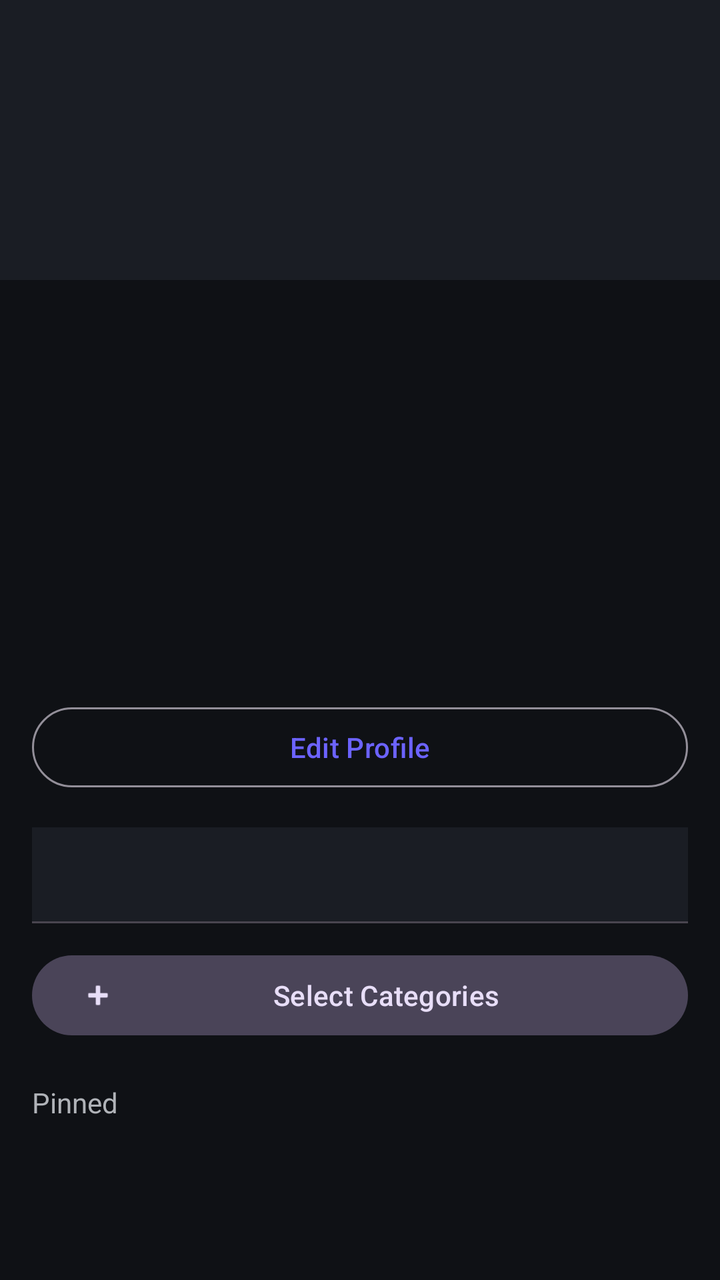
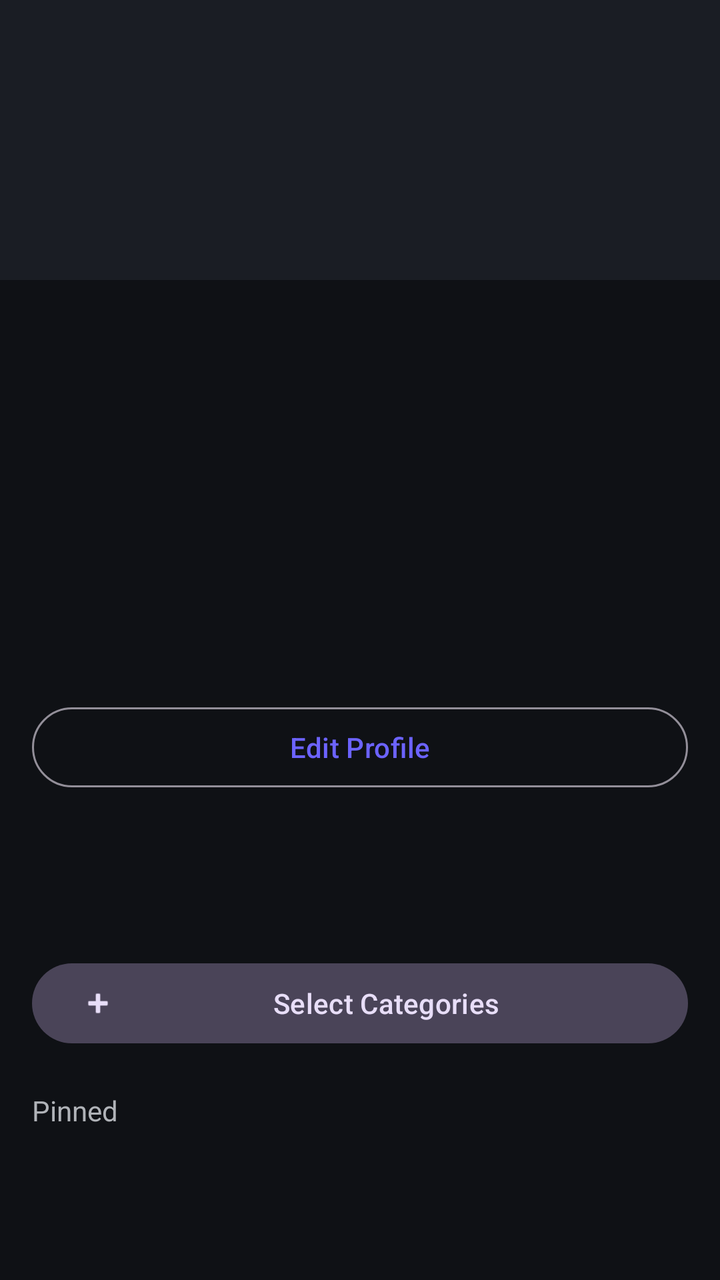

Compare the two renders of this Android layout. The source of the first and the diff that turns it into the second are given below.
<!-- AndroidManifest.xml: application theme Theme.LifeOS -->
<!-- res/layout/fragment_profile.xml -->
<?xml version="1.0" encoding="utf-8"?>
<androidx.core.widget.NestedScrollView xmlns:android="http://schemas.android.com/apk/res/android"
    xmlns:app="http://schemas.android.com/apk/res-auto"
    android:layout_width="match_parent"
    android:layout_height="match_parent"
    android:background="@color/background">

    <LinearLayout
        android:layout_width="match_parent"
        android:layout_height="wrap_content"
        android:orientation="vertical">

        <ImageView
            android:id="@+id/imgCover"
            android:layout_width="match_parent"
            android:layout_height="140dp"
            android:background="@color/card_background"
            android:scaleType="centerCrop" />

        <LinearLayout
            android:layout_width="match_parent"
            android:layout_height="wrap_content"
            android:orientation="vertical"
            android:padding="16dp">

            <ImageView
                android:id="@+id/imgProfile"
                android:layout_width="80dp"
                android:layout_height="80dp"
                android:layout_marginTop="-40dp" />

            <TextView
                android:id="@+id/tvName"
                android:layout_width="wrap_content"
                android:layout_height="wrap_content"
                android:layout_marginTop="8dp"
                android:textColor="@color/text_primary"
                android:textSize="22sp"
                android:textStyle="bold" />

            <TextView
                android:id="@+id/tvUsername"
                android:layout_width="wrap_content"
                android:layout_height="wrap_content"
                android:textColor="@color/text_secondary" />

            <TextView
                android:id="@+id/tvBio"
                android:layout_width="match_parent"
                android:layout_height="wrap_content"
                android:layout_marginTop="8dp"
                android:textColor="@color/text_secondary" />

            <LinearLayout
                android:layout_width="match_parent"
                android:layout_height="wrap_content"
                android:layout_marginTop="12dp"
                android:orientation="horizontal">

                <TextView
                    android:id="@+id/tvXp"
                    android:layout_width="wrap_content"
                    android:layout_height="wrap_content"
                    android:textColor="@color/success"
                    android:textStyle="bold" />

                <TextView
                    android:id="@+id/tvLevel"
                    android:layout_width="wrap_content"
                    android:layout_height="wrap_content"
                    android:layout_marginStart="16dp"
                    android:textColor="@color/primary_accent"
                    android:textStyle="bold" />
            </LinearLayout>

            <LinearLayout
                android:layout_width="match_parent"
                android:layout_height="wrap_content"
                android:layout_marginTop="8dp"
                android:orientation="horizontal">

                <TextView
                    android:id="@+id/tvFollowers"
                    android:layout_width="wrap_content"
                    android:layout_height="wrap_content"
                    android:textColor="@color/text_secondary" />

                <TextView
                    android:id="@+id/tvFollowing"
                    android:layout_width="wrap_content"
                    android:layout_height="wrap_content"
                    android:layout_marginStart="24dp"
                    android:textColor="@color/text_secondary" />
            </LinearLayout>

            <com.google.android.material.button.MaterialButton
                android:id="@+id/btnEditProfile"
                style="@style/Widget.Material3.Button.OutlinedButton"
                android:layout_width="match_parent"
                android:layout_height="wrap_content"
                android:layout_marginTop="12dp"
                android:text="@string/edit_profile" />

            <com.google.android.material.tabs.TabLayout
                android:id="@+id/tabLayout"
                android:layout_width="match_parent"
                android:layout_height="wrap_content"
                android:layout_marginTop="16dp"
                app:tabMinWidth="120dp"
                app:tabMode="scrollable" />

            <com.google.android.material.button.MaterialButton
                android:id="@+id/btnSelectCategories"
                style="@style/Widget.Material3.Button.TonalButton"
                android:layout_width="match_parent"
                android:layout_height="wrap_content"
                android:layout_marginTop="12dp"
                android:text="Select Categories"
                app:icon="@android:drawable/ic_input_add" />

            <androidx.recyclerview.widget.RecyclerView
                android:id="@+id/recyclerCategoryFilter"
                android:layout_width="match_parent"
                android:layout_height="wrap_content"
                android:layout_marginTop="8dp" />

            <TextView
                android:id="@+id/tvPinnedLabel"
                android:layout_width="wrap_content"
                android:layout_height="wrap_content"
                android:layout_marginTop="12dp"
                android:text="@string/pinned_posts"
                android:textColor="@color/text_secondary" />

            <TextView
                android:id="@+id/tvNoPinned"
                android:layout_width="match_parent"
                android:layout_height="wrap_content"
                android:layout_marginTop="8dp"
                android:gravity="center"
                android:text="No Pinned Posts"
                android:textColor="@color/text_secondary"
                android:visibility="gone" />

            <androidx.recyclerview.widget.RecyclerView
                android:id="@+id/recyclerPinned"
                android:layout_width="match_parent"
                android:layout_height="wrap_content"
                android:layout_marginTop="8dp"
                android:nestedScrollingEnabled="false" />

            <androidx.recyclerview.widget.RecyclerView
                android:id="@+id/recyclerPosts"
                android:layout_width="match_parent"
                android:layout_height="wrap_content"
                android:layout_marginTop="0dp"
                android:nestedScrollingEnabled="false" />
        </LinearLayout>
    </LinearLayout>
</androidx.core.widget.NestedScrollView>
<!-- resources referenced by this layout -->
<resources>
  <color name="background">#0F1115</color>
  <color name="card_background">#1A1D24</color>
  <color name="primary_accent">#6C63FF</color>
  <color name="success">#00C853</color>
  <color name="text_primary">#FFFFFF</color>
  <color name="text_secondary">#B0B3B8</color>
  <string name="edit_profile">Edit Profile</string>
  <string name="pinned_posts">Pinned</string>
  <style name="Theme.LifeOS" parent="Base.Theme.LifeOS" />
  <style name="Base.Theme.LifeOS" parent="Theme.Material3.Dark.NoActionBar">
          <item name="colorPrimary">@color/primary_accent</item>
          <item name="colorSecondary">@color/secondary_accent</item>
          <item name="android:colorBackground">@color/background</item>
          <item name="colorSurface">@color/card_background</item>
          <item name="android:textColorPrimary">@color/text_primary</item>
          <item name="android:textColorSecondary">@color/text_secondary</item>
          <item name="android:statusBarColor">@color/background</item>
          <item name="android:navigationBarColor">@color/background</item>
          <item name="materialButtonStyle">@style/Widget.LifeOS.Button</item>
          <item name="textInputStyle">@style/Widget.LifeOS.TextInput</item>
      </style>
  <color name="secondary_accent">#00D1FF</color>
  <style name="Widget.LifeOS.Button" parent="Widget.Material3.Button">
          <item name="cornerRadius">16dp</item>
          <item name="android:textAllCaps">false</item>
      </style>
  <style name="Widget.LifeOS.TextInput" parent="Widget.Material3.TextInputLayout.OutlinedBox">
          <item name="boxCornerRadiusTopStart">12dp</item>
          <item name="boxCornerRadiusTopEnd">12dp</item>
          <item name="boxCornerRadiusBottomStart">12dp</item>
          <item name="boxCornerRadiusBottomEnd">12dp</item>
      </style>
</resources>

<!-- the commit's change to res/layout/fragment_profile.xml (unified diff, before → after) -->
@@ -1,120 +1,150 @@
 <?xml version="1.0" encoding="utf-8"?>
-<androidx.core.widget.NestedScrollView xmlns:android="http://schemas.android.com/apk/res/android"
+<androidx.coordinatorlayout.widget.CoordinatorLayout xmlns:android="http://schemas.android.com/apk/res/android"
     xmlns:app="http://schemas.android.com/apk/res-auto"
     android:layout_width="match_parent"
     android:layout_height="match_parent"
     android:background="@color/background">
 
-    <LinearLayout
+    <com.google.android.material.appbar.AppBarLayout
         android:layout_width="match_parent"
         android:layout_height="wrap_content"
-        android:orientation="vertical">
+        android:background="@color/background"
+        app:elevation="0dp">
 
-        <ImageView
-            android:id="@+id/imgCover"
+        <com.google.android.material.appbar.CollapsingToolbarLayout
             android:layout_width="match_parent"
-            android:layout_height="140dp"
-            android:background="@color/card_background"
-            android:scaleType="centerCrop" />
+            android:layout_height="wrap_content"
+            app:layout_scrollFlags="scroll|exitUntilCollapsed">
+
+            <LinearLayout
+                android:layout_width="match_parent"
+                android:layout_height="wrap_content"
+                android:orientation="vertical"
+                app:layout_collapseMode="parallax">
+
+                <ImageView
+                    android:id="@+id/imgCover"
+                    android:layout_width="match_parent"
+                    android:layout_height="140dp"
+                    android:background="@color/card_background"
+                    android:scaleType="centerCrop" />
+
+                <LinearLayout
+                    android:layout_width="match_parent"
+                    android:layout_height="wrap_content"
+                    android:orientation="vertical"
+                    android:padding="16dp">
+
+                    <ImageView
+                        android:id="@+id/imgProfile"
+                        android:layout_width="80dp"
+                        android:layout_height="80dp"
+                        android:layout_marginTop="-40dp" />
+
+                    <TextView
+                        android:id="@+id/tvName"
+                        android:layout_width="wrap_content"
+                        android:layout_height="wrap_content"
+                        android:layout_marginTop="8dp"
+                        android:textColor="@color/text_primary"
+                        android:textSize="22sp"
+                        android:textStyle="bold" />
+
+                    <TextView
+                        android:id="@+id/tvUsername"
+                        android:layout_width="wrap_content"
+                        android:layout_height="wrap_content"
+                        android:textColor="@color/text_secondary" />
+
+                    <TextView
+                        android:id="@+id/tvBio"
+                        android:layout_width="match_parent"
+                        android:layout_height="wrap_content"
+                        android:layout_marginTop="8dp"
+                        android:textColor="@color/text_secondary" />
+
+                    <LinearLayout
+                        android:layout_width="match_parent"
+                        android:layout_height="wrap_content"
+                        android:layout_marginTop="12dp"
+                        android:orientation="horizontal">
+
+                        <TextView
+                            android:id="@+id/tvXp"
+                            android:layout_width="wrap_content"
+                            android:layout_height="wrap_content"
+                            android:textColor="@color/success"
+                            android:textStyle="bold" />
+
+                        <TextView
+                            android:id="@+id/tvLevel"
+                            android:layout_width="wrap_content"
+                            android:layout_height="wrap_content"
+                            android:layout_marginStart="16dp"
+                            android:textColor="@color/primary_accent"
+                            android:textStyle="bold" />
+                    </LinearLayout>
+
+                    <LinearLayout
+                        android:layout_width="match_parent"
+                        android:layout_height="wrap_content"
+                        android:layout_marginTop="8dp"
+                        android:orientation="horizontal">
+
+                        <TextView
+                            android:id="@+id/tvFollowers"
+                            android:layout_width="wrap_content"
+                            android:layout_height="wrap_content"
+                            android:textColor="@color/text_secondary" />
+
+                        <TextView
+                            android:id="@+id/tvFollowing"
+                            android:layout_width="wrap_content"
+                            android:layout_height="wrap_content"
+                            android:layout_marginStart="24dp"
+                            android:textColor="@color/text_secondary" />
+                    </LinearLayout>
+
+                    <com.google.android.material.button.MaterialButton
+                        android:id="@+id/btnEditProfile"
+                        style="@style/Widget.Material3.Button.OutlinedButton"
+                        android:layout_width="match_parent"
+                        android:layout_height="wrap_content"
+                        android:layout_marginTop="12dp"
+                        android:text="@string/edit_profile" />
+                </LinearLayout>
+            </LinearLayout>
+        </com.google.android.material.appbar.CollapsingToolbarLayout>
+
+        <com.google.android.material.tabs.TabLayout
+            android:id="@+id/tabLayout"
+            android:layout_width="match_parent"
+            android:layout_height="wrap_content"
+            android:background="@color/background"
+            app:tabMinWidth="100dp"
+            app:tabMode="fixed" />
+
+    </com.google.android.material.appbar.AppBarLayout>
+
+    <androidx.core.widget.NestedScrollView
+        android:layout_width="match_parent"
+        android:layout_height="match_parent"
+        android:fillViewport="true"
+        app:layout_behavior="@string/appbar_scrolling_view_behavior">
 
         <LinearLayout
             android:layout_width="match_parent"
             android:layout_height="wrap_content"
             android:orientation="vertical"
-            android:padding="16dp">
-
-            <ImageView
-                android:id="@+id/imgProfile"
-                android:layout_width="80dp"
-                android:layout_height="80dp"
-                android:layout_marginTop="-40dp" />
-
-            <TextView
-                android:id="@+id/tvName"
-                android:layout_width="wrap_content"
-                android:layout_height="wrap_content"
-                android:layout_marginTop="8dp"
-                android:textColor="@color/text_primary"
-                android:textSize="22sp"
-                android:textStyle="bold" />
-
-            <TextView
-                android:id="@+id/tvUsername"
-                android:layout_width="wrap_content"
-                android:layout_height="wrap_content"
-                android:textColor="@color/text_secondary" />
-
-            <TextView
-                android:id="@+id/tvBio"
-                android:layout_width="match_parent"
-                android:layout_height="wrap_content"
-                android:layout_marginTop="8dp"
-                android:textColor="@color/text_secondary" />
-
-            <LinearLayout
-                android:layout_width="match_parent"
-                android:layout_height="wrap_content"
-                android:layout_marginTop="12dp"
-                android:orientation="horizontal">
-
-                <TextView
-                    android:id="@+id/tvXp"
-                    android:layout_width="wrap_content"
-                    android:layout_height="wrap_content"
-                    android:textColor="@color/success"
-                    android:textStyle="bold" />
-
-                <TextView
-                    android:id="@+id/tvLevel"
-                    android:layout_width="wrap_content"
-                    android:layout_height="wrap_content"
-                    android:layout_marginStart="16dp"
-                    android:textColor="@color/primary_accent"
-                    android:textStyle="bold" />
-            </LinearLayout>
-
-            <LinearLayout
-                android:layout_width="match_parent"
-                android:layout_height="wrap_content"
-                android:layout_marginTop="8dp"
-                android:orientation="horizontal">
-
-                <TextView
-                    android:id="@+id/tvFollowers"
-                    android:layout_width="wrap_content"
-                    android:layout_height="wrap_content"
-                    android:textColor="@color/text_secondary" />
-
-                <TextView
-                    android:id="@+id/tvFollowing"
-                    android:layout_width="wrap_content"
-                    android:layout_height="wrap_content"
-                    android:layout_marginStart="24dp"
-                    android:textColor="@color/text_secondary" />
-            </LinearLayout>
-
-            <com.google.android.material.button.MaterialButton
-                android:id="@+id/btnEditProfile"
-                style="@style/Widget.Material3.Button.OutlinedButton"
-                android:layout_width="match_parent"
-                android:layout_height="wrap_content"
-                android:layout_marginTop="12dp"
-                android:text="@string/edit_profile" />
-
-            <com.google.android.material.tabs.TabLayout
-                android:id="@+id/tabLayout"
-                android:layout_width="match_parent"
-                android:layout_height="wrap_content"
-                android:layout_marginTop="16dp"
-                app:tabMinWidth="120dp"
-                app:tabMode="scrollable" />
+            android:padding="16dp"
+            android:paddingBottom="100dp"
+            android:clipToPadding="false">
 
             <com.google.android.material.button.MaterialButton
                 android:id="@+id/btnSelectCategories"
                 style="@style/Widget.Material3.Button.TonalButton"
                 android:layout_width="match_parent"
                 android:layout_height="wrap_content"
-                android:layout_marginTop="12dp"
                 android:text="Select Categories"
                 app:icon="@android:drawable/ic_input_add" />
 
@@ -155,6 +185,12 @@
                 android:layout_height="wrap_content"
                 android:layout_marginTop="0dp"
                 android:nestedScrollingEnabled="false" />
+
+            
+            <View
+                android:layout_width="match_parent"
+                android:layout_height="100dp" />
         </LinearLayout>
-    </LinearLayout>
-</androidx.core.widget.NestedScrollView>
+    </androidx.core.widget.NestedScrollView>
+
+</androidx.coordinatorlayout.widget.CoordinatorLayout>
